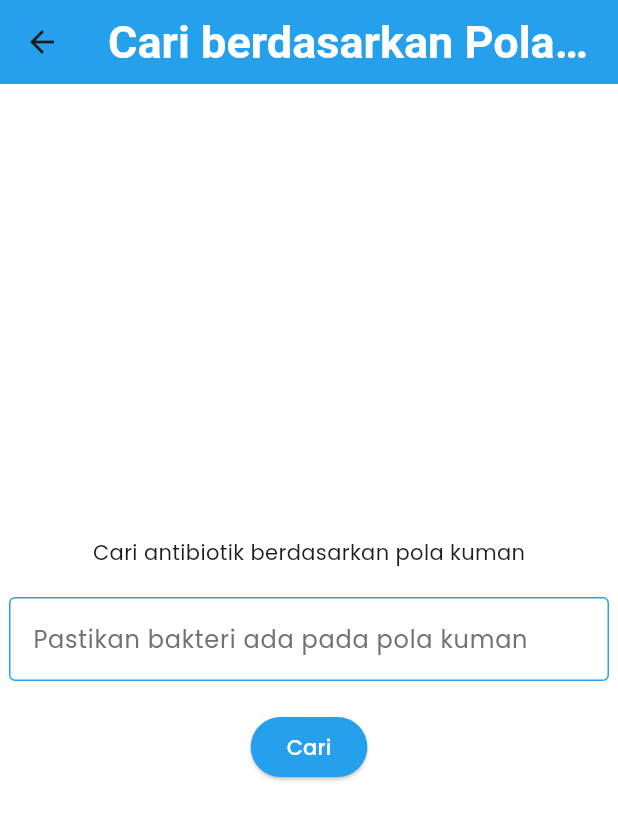
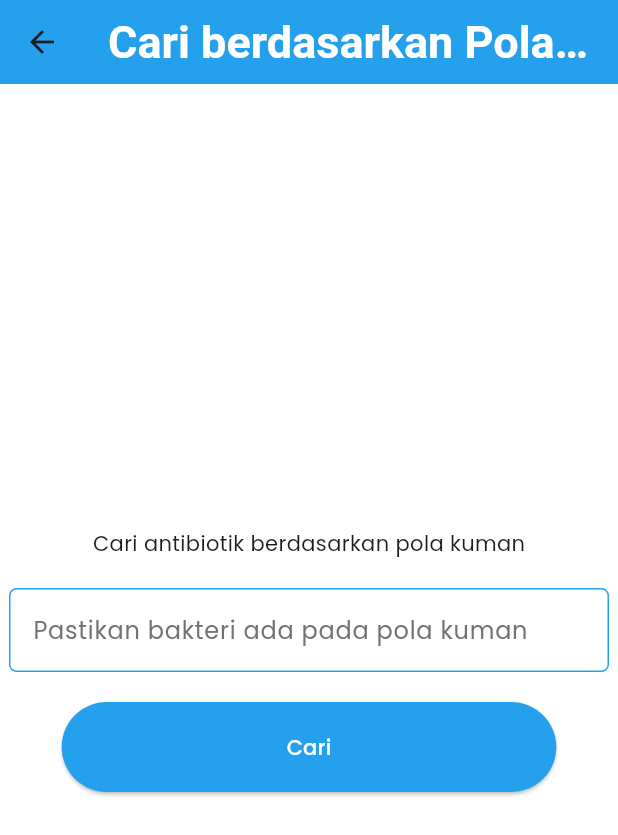
Before and after one commit to Shua24/penicillisolver-mobile, a Flutter app: the AntibioticQuery screen opened directly, on a phone screen of 412 x 824 dp. Shown: the top 835 px of the screen. Run offline on Flutter 3.47's test engine with Material 3 defaults, Android fonts, the phone set to English and light mode, and no system bars; our stand-ins replace google_fonts.

```diff
--- a/lib/main.dart
+++ b/lib/main.dart
@@ -13,7 +13,7 @@ class MyApp extends StatelessWidget {
   Widget build(BuildContext context) {
     return MaterialApp(
       theme: AppTheme.lightTheme, // Apply the theme
-      home: RegistrationPage(),
+      home: const LoadingPage(),
       title: 'PenicilliSolver',
     );
   }
--- a/lib/theme.dart
+++ b/lib/theme.dart
@@ -17,23 +17,31 @@ class AppTheme {
       style: ElevatedButton.styleFrom(
         foregroundColor: Colors.white,
         backgroundColor: const Color.fromRGBO(37, 160, 237, 1),
+        padding: const EdgeInsets.symmetric(
+          horizontal: 150,
+          vertical: 20,
+        ),
       ),
     ),
-    inputDecorationTheme: const InputDecorationTheme(
+    inputDecorationTheme: InputDecorationTheme(
+      hintStyle: const TextStyle(
+        color: Colors.grey,
+      ),
       enabledBorder: OutlineInputBorder(
+        borderRadius: BorderRadius.circular(5),
+        borderSide: const BorderSide(
+          color: Color.fromRGBO(37, 160, 237, 1),
+        ),
+      ),
+      focusedBorder: const OutlineInputBorder(
         borderSide: BorderSide(
           color: Color.fromRGBO(37, 160, 237, 1),
         ),
       ),
-      focusedBorder: OutlineInputBorder(
-        borderSide: BorderSide(
-          color: Color.fromRGBO(37, 160, 237, 1),
-        ),
-      ),
-      floatingLabelStyle: TextStyle(
+      floatingLabelStyle: const TextStyle(
         color: Color.fromRGBO(37, 160, 237, 1),
       ),
-      labelStyle: TextStyle(
+      labelStyle: const TextStyle(
         color: Color.fromARGB(255, 114, 114, 114),
       ),
     ),
@@ -42,5 +50,12 @@ class AppTheme {
         foregroundColor: const Color.fromARGB(255, 1, 35, 57),
       ),
     ),
+    toggleButtonsTheme: ToggleButtonsThemeData(
+      fillColor: const Color.fromRGBO(37, 160, 237, 1),
+      borderWidth: 2,
+      selectedBorderColor: const Color.fromRGBO(37, 160, 237, 1),
+      selectedColor: Colors.white,
+      borderRadius: BorderRadius.circular(5),
+    ),
   );
 }
```
Also changed, not shown: lib/register.dart (+57 -40 lines).
